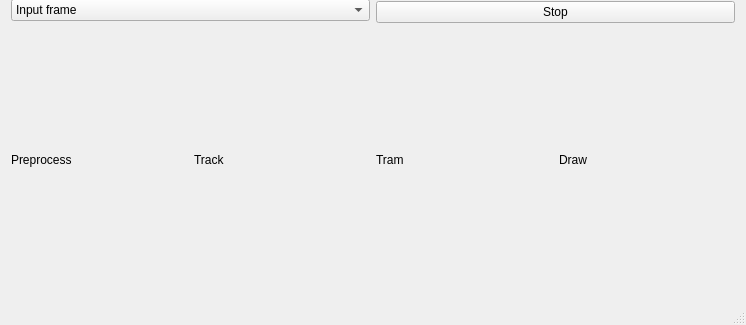
Above: tram-collision-avoidance/src/mainwindow.ui from maleadt/beeldverwerking before the change; both pictures show x 0 to 746 and y 181 to 506 of the 746 by 506 pixel window. Below: the same form after it.
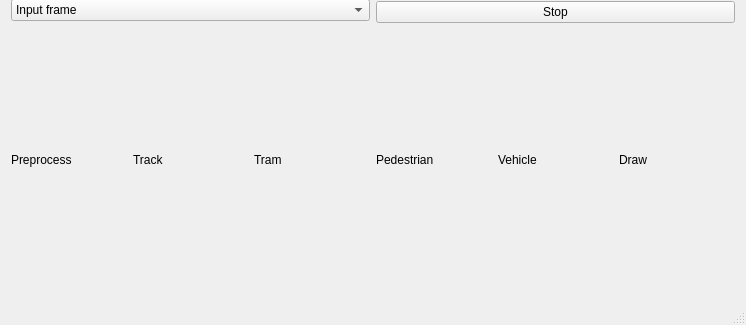
That is the form after the change.

```diff
--- a/tram-collision-avoidance/src/mainwindow.ui
+++ b/tram-collision-avoidance/src/mainwindow.ui
@@ -119,6 +119,20 @@
           </property>
          </widget>
         </item>
+        <item>
+         <widget class="QLabel" name="lblPedestrian">
+          <property name="text">
+           <string>Pedestrian</string>
+          </property>
+         </widget>
+        </item>
+        <item>
+         <widget class="QLabel" name="lblVehicle">
+          <property name="text">
+           <string>Vehicle</string>
+          </property>
+         </widget>
+        </item>
         <item>
          <widget class="QLabel" name="lblDraw">
           <property name="sizePolicy">
```
Left out of the diff: 12 changed lines with no effect on the pictures.
